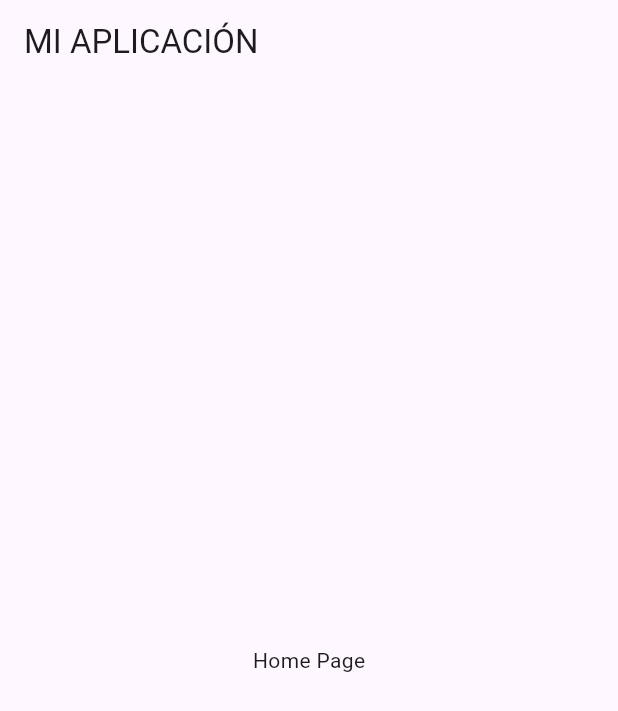
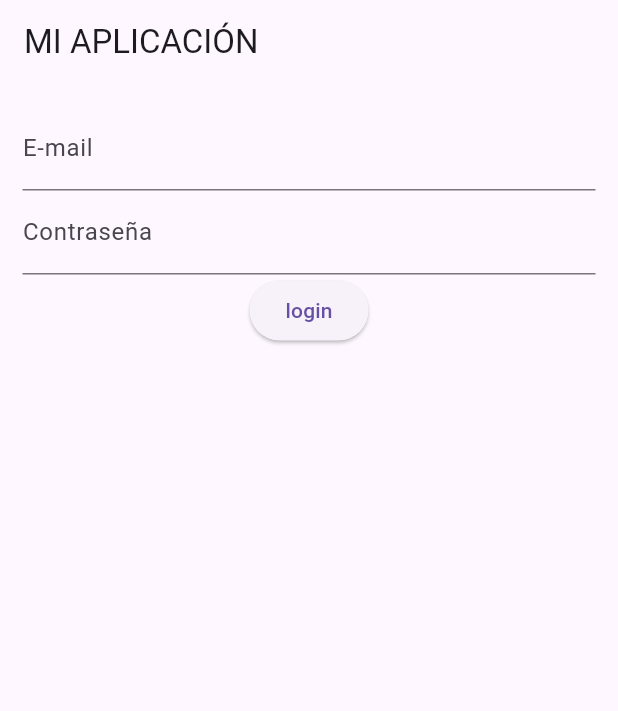
Before and after one commit to MelanyRM25/pokemon_flutterAPI, a Flutter app: the screen it shows after launch, on a phone screen of 412 x 824 dp. Shown: the top 711 px of the screen. Run offline on Flutter 3.47's test engine with Material 3 defaults, Android fonts, the phone set to English and light mode, and no system bars.

Commit message:
Creando la interfaz

```diff
--- a/lib/pages/home.dart
+++ b/lib/pages/home.dart
@@ -8,15 +8,35 @@ class Home extends StatefulWidget {
 }
 
 class _HomeState extends State<Home> {
+  TextEditingController emailController = TextEditingController();
+  TextEditingController passwordController = TextEditingController();
+
   @override
   Widget build(BuildContext context) {
     return Scaffold(
-      appBar: AppBar(
-        title: Text("MI APLICACIÓN"),
-      ),
-      body: Center(
-        child: Text("Home Page"),
-      ),
-    );
+        appBar: AppBar(
+          title: Text("MI APLICACIÓN"),
+        ),
+        body: Padding(
+          padding: const EdgeInsets.all(15.0),
+          child: Column(
+            children: [
+              TextField(
+                controller: emailController,
+                decoration: InputDecoration(labelText: "E-mail"),
+              ),
+              TextField(
+                controller: passwordController,
+                decoration: InputDecoration(labelText: "Contraseña"),
+              ),
+              ElevatedButton(
+                  onPressed: () {
+                    print(emailController.text);
+                    print(passwordController.text);
+                  },
+                  child: Text("login"))
+            ],
+          ),
+        ));
   }
 }
```
